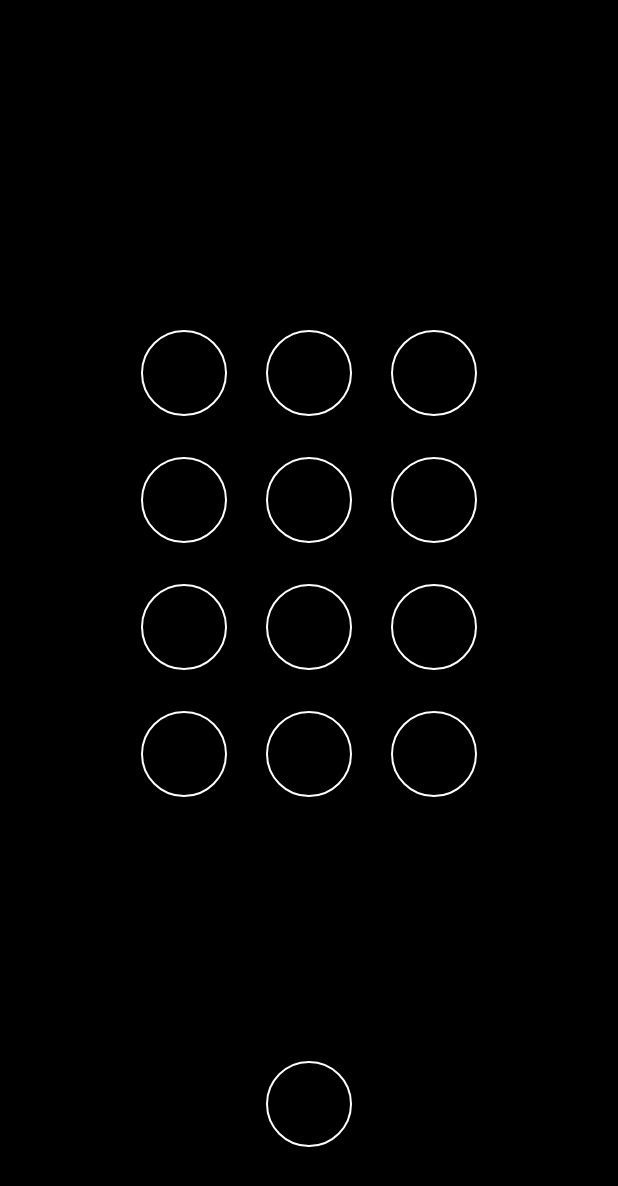
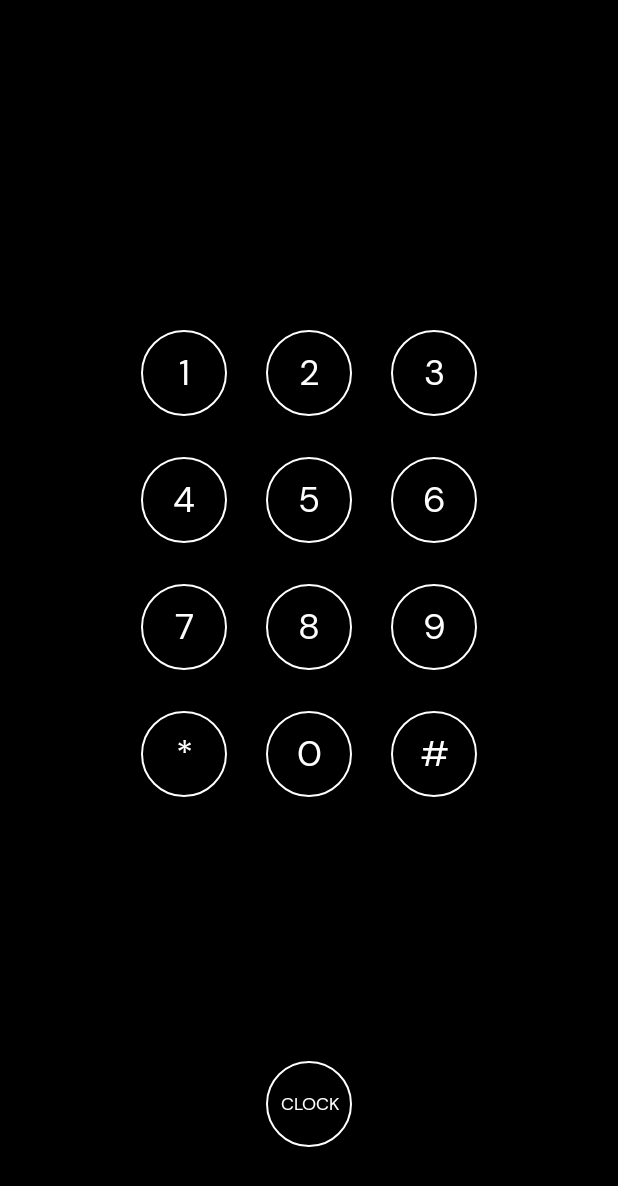
Before and after one commit to specialprojects-experiments/envelope, an Android app: the screen it shows after launch (CallActivity), on a phone screen of 412 x 824 dp. Shown: the top 1186 px of the screen. Run offline under Robolectric (Android 15) with nearby library versions, the phone set to English and light mode, and no system bars; our stand-ins replace Timber; pictures from the network do not load.

Commit message:
Set portrait lock and numpad tweaks

```diff
--- a/app/src/main/AndroidManifest.xml
+++ b/app/src/main/AndroidManifest.xml
@@ -14,7 +14,8 @@
         android:theme="@style/AppTheme">
 
         <activity android:name=".ui.call.CallActivity"
-            android:launchMode="singleTop">
+            android:launchMode="singleTop"
+            android:screenOrientation="portrait">
             <intent-filter>
                 <action android:name="android.intent.action.MAIN" />
 
@@ -37,7 +38,7 @@
                 <category android:name="android.intent.category.DEFAULT" />
             </intent-filter>
         </activity>
-        <activity android:name=".ui.onboarding.OnboardingActivity" android:exported="true" />
+        <activity android:name=".ui.onboarding.OnboardingActivity" android:exported="true" android:screenOrientation="portrait" />
 
         <service android:name=".telephony.CallService"
             android:permission="android.permission.BIND_INCALL_SERVICE">
--- a/app/src/main/res/layout/activity_main.xml
+++ b/app/src/main/res/layout/activity_main.xml
@@ -3,6 +3,7 @@
     xmlns:tools="http://schemas.android.com/tools"
     android:layout_width="match_parent"
     android:layout_height="match_parent"
+    android:background="#000"
     tools:context=".ui.call.CallActivity">
 
     <TextView
@@ -29,7 +30,8 @@
                 android:layout_width="@dimen/button_size"
                 android:layout_height="@dimen/button_size"
                 style="@style/DialButton"
-                android:text="" />
+                android:textSize="24sp"
+                android:text="1" />
 
             <Button
                 android:id="@+id/two"
@@ -37,7 +39,8 @@
                 android:layout_width="@dimen/button_size"
                 android:layout_height="@dimen/button_size"
                 style="@style/DialButton"
-                android:text="" />
+                android:textSize="24sp"
+                android:text="2" />
 
             <Button
                 android:id="@+id/three"
@@ -45,7 +48,8 @@
                 android:layout_width="@dimen/button_size"
                 android:layout_height="@dimen/button_size"
                 style="@style/DialButton"
-                android:text="" />
+                android:textSize="24sp"
+                android:text="3" />
 
         </LinearLayout>
 
@@ -60,23 +64,26 @@
                 style="@style/DialButton"
                 android:layout_width="@dimen/button_size"
                 android:layout_height="@dimen/button_size"
-                android:text="" />
+                android:textSize="24sp"
+                android:text="4" />
 
             <Button
                 android:id="@+id/five"
                 android:layout_marginStart="26dp"
                 android:layout_width="@dimen/button_size"
                 android:layout_height="@dimen/button_size"
+                android:textSize="24sp"
                 style="@style/DialButton"
-                android:text="" />
+                android:text="5" />
 
             <Button
                 android:id="@+id/six"
                 android:layout_marginStart="26dp"
                 android:layout_width="@dimen/button_size"
                 android:layout_height="@dimen/button_size"
+                android:textSize="24sp"
                 style="@style/DialButton"
-                android:text="" />
+                android:text="6" />
 
         </LinearLayout>
 
@@ -91,7 +98,8 @@
                 android:layout_width="@dimen/button_size"
                 android:layout_height="@dimen/button_size"
                 style="@style/DialButton"
-                android:text="" />
+                android:textSize="24sp"
+                android:text="7" />
 
             <Button
                 android:id="@+id/eight"
@@ -99,7 +107,8 @@
                 android:layout_height="@dimen/button_size"
                 android:layout_marginStart="26dp"
                 style="@style/DialButton"
-                android:text="" />
+                android:textSize="24sp"
+                android:text="8" />
 
             <Button
                 android:id="@+id/nine"
@@ -107,7 +116,8 @@
                 android:layout_height="@dimen/button_size"
                 android:layout_marginStart="26dp"
                 style="@style/DialButton"
-                android:text="" />
+                android:textSize="24sp"
+                android:text="9" />
 
         </LinearLayout>
 
@@ -122,7 +132,8 @@
                 android:layout_width="@dimen/button_size"
                 android:layout_height="@dimen/button_size"
                 style="@style/DialButton"
-                android:text="" />
+                android:textSize="24sp"
+                android:text="*" />
 
             <Button
                 android:id="@+id/zero"
@@ -130,7 +141,8 @@
                 android:layout_height="@dimen/button_size"
                 android:layout_marginStart="26dp"
                 style="@style/DialButton"
-                android:text="" />
+                android:textSize="24sp"
+                android:text="0" />
 
             <Button
                 android:id="@+id/hash"
@@ -138,7 +150,8 @@
                 android:layout_height="@dimen/button_size"
                 android:layout_marginStart="26dp"
                 style="@style/DialButton"
-                android:text="" />
+                android:textSize="24sp"
+                android:text="#" />
 
         </LinearLayout>
 
@@ -147,6 +160,9 @@
             android:background="@drawable/call_button_state"
             android:layout_marginTop="27dp"
             style="@style/DialButton"
+            android:text="call"
+            android:textSize="12sp"
+            android:textAllCaps="true"
             android:layout_gravity="center_horizontal"
             android:layout_width="@dimen/button_size"
             android:layout_height="@dimen/button_size" />
@@ -155,6 +171,9 @@
             android:id="@+id/clock"
             android:layout_marginTop="91dp"
             style="@style/DialButton"
+            android:textAllCaps="true"
+            android:text="clock"
+            android:textSize="12sp"
             android:layout_gravity="center_horizontal"
             android:layout_width="@dimen/button_size"
             android:layout_height="@dimen/button_size" />
```
